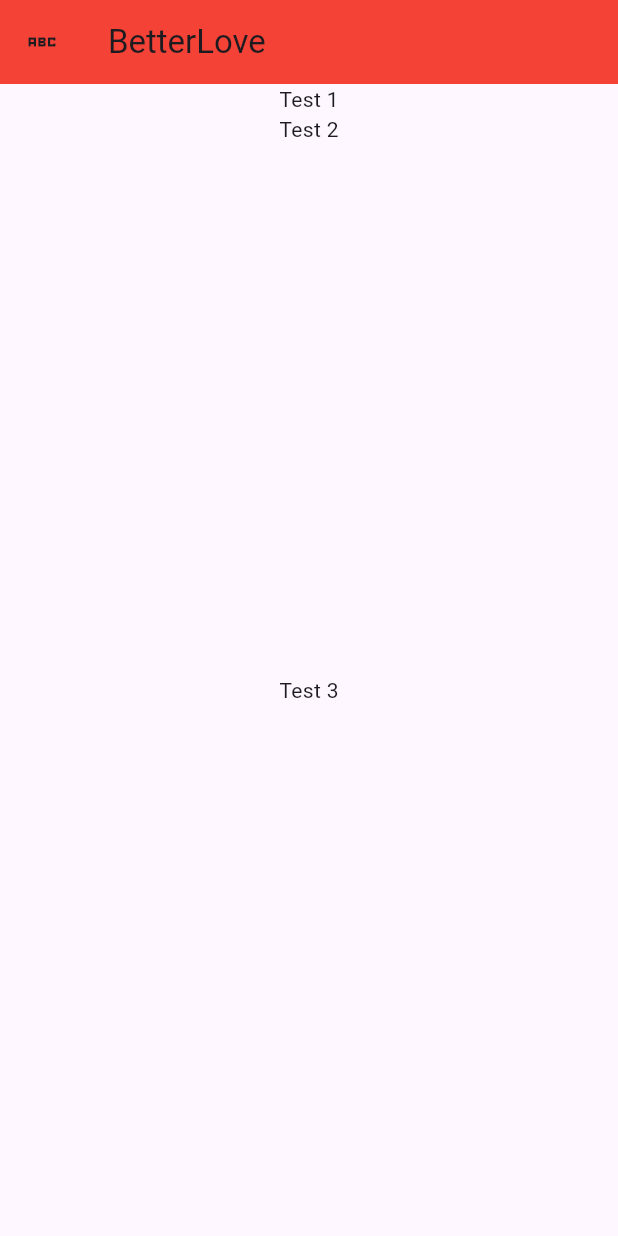
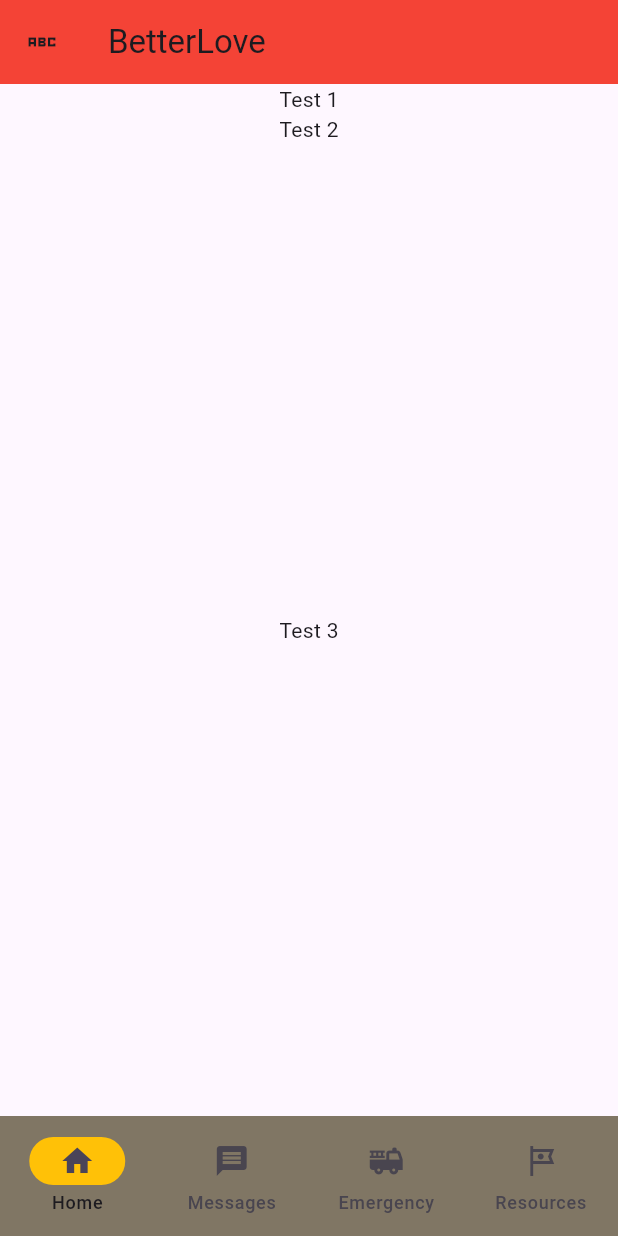
Before and after one commit to devincohen/first-flutter-app, a Flutter app: the screen it shows after launch, on a phone screen of 412 x 824 dp. Run offline on Flutter 3.47's test engine with Material 3 defaults, Android fonts, the phone set to English and light mode, and no system bars.

```diff
--- a/lib/screens/home_screen.dart
+++ b/lib/screens/home_screen.dart
@@ -54,7 +54,28 @@ class HomeScreen extends StatelessWidget {
         //   child: Text("Go to next screen")
         //   ),
       ),
+      bottomNavigationBar: NavigationBar(
+          indicatorColor: Colors.amber,
+          backgroundColor: const Color.fromARGB(255, 128, 118, 100),
+          onDestinationSelected: (int index){
 
+          },
+          destinations: const <Widget>[
+            NavigationDestination(
+              icon: Icon(Icons.home),
+              label: 'Home'),
+            NavigationDestination(
+              selectedIcon: Icon(Icons.message_outlined),
+              icon: Icon(Icons.message),
+              label: 'Messages'),
+            NavigationDestination(
+              icon: Icon(Icons.fire_truck),
+              label: 'Emergency'),
+            NavigationDestination(
+              icon: Icon(Icons.tour_outlined),
+              label: 'Resources')
+          ],
+        ),
     );
   }
 }
```
